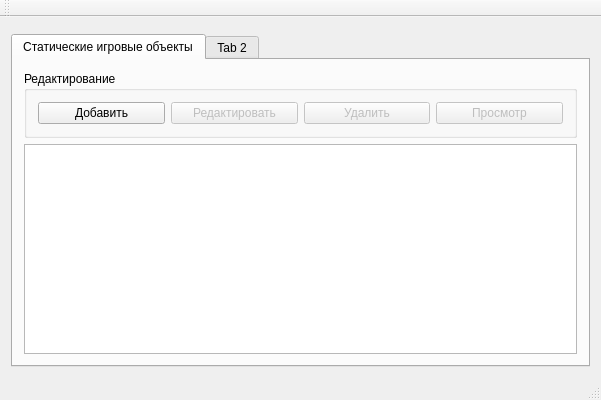
Qt form GameEditor/GameEditor.ui (frostteo/GameEditor) before a commit.
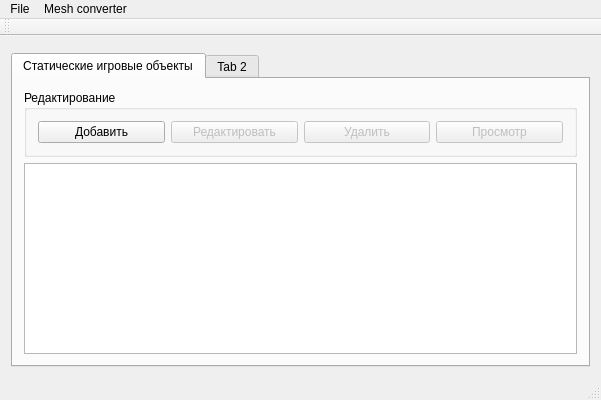
The same form after that commit.

Commit message: mesh converter, bug fixing

```diff
--- a/GameEditor/GameEditor.ui
+++ b/GameEditor/GameEditor.ui
@@ -105,6 +105,19 @@
      <height>21</height>
     </rect>
    </property>
+   <widget class="QMenu" name="menuFile">
+    <property name="title">
+     <string>File</string>
+    </property>
+   </widget>
+   <widget class="QMenu" name="menuMeshConverter">
+    <property name="title">
+     <string>Mesh converter</string>
+    </property>
+    <addaction name="actionObjConverter"/>
+   </widget>
+   <addaction name="menuFile"/>
+   <addaction name="menuMeshConverter"/>
   </widget>
   <widget class="QStatusBar" name="statusBar"/>
   <widget class="QToolBar" name="mainToolBar">
```
Left out of the diff: 5 changed lines with no effect on the pictures. The commit also changes 32 other files.
